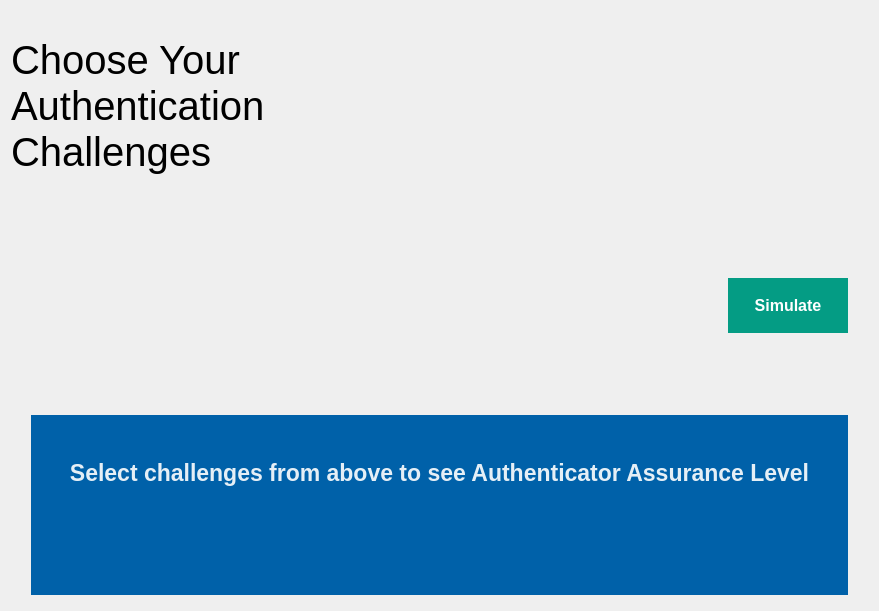
The window that src/views/creator_view.ui (devforgely/MFA-Simulator) describes before a commit, drawn with Qt 5.
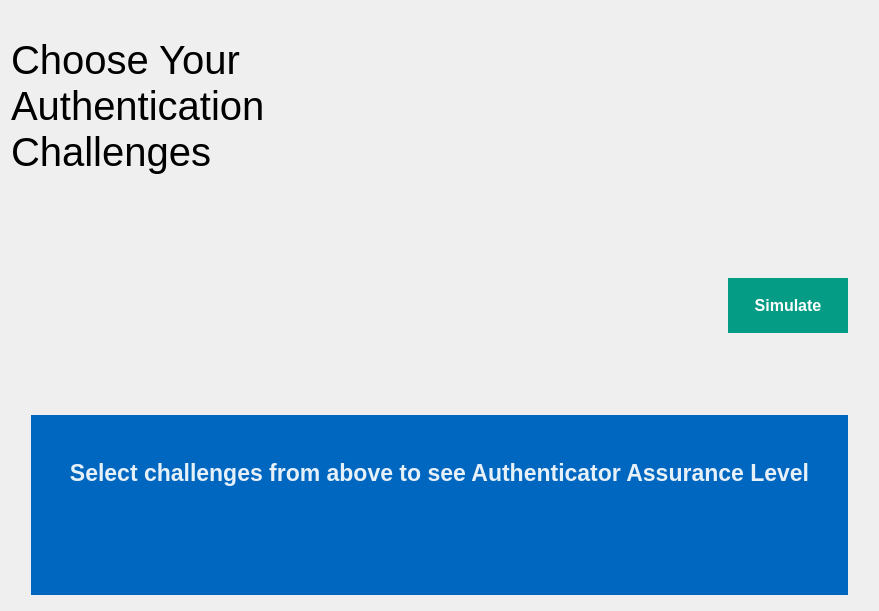
The same window after the commit.

```diff
--- a/src/views/creator_view.ui
+++ b/src/views/creator_view.ui
@@ -19,13 +19,12 @@
   <property name="styleSheet">
    <string notr="true">#choose_label {
 	font-size: 30pt;
-    font-weight: 400;
 }
 
 #simulate_btn {
 	color: white;
 	font-size: 12pt;
-	font-weight: 500;
+	font-weight: bold;
 	background-color: #049c84;
 	border: none;
 }
@@ -36,7 +35,7 @@
 
 #measure_frame {
 	margin: 5px 20px;
-	background-color: #0061A9;
+	background-color: #0067c0;
 }
 
 #measure_frame #measure_title {
```
